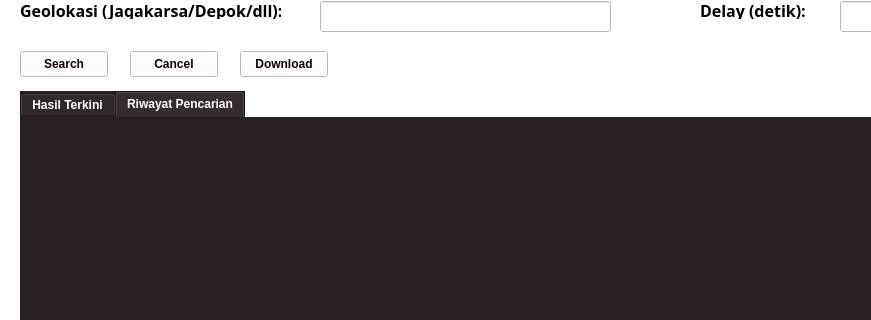
Old version of the form form.ui in the repository RP-Guruh/lead_generator_py_qt; both pictures show x 0 to 871 and y 258 to 578 of the 1200 by 670 pixel window.
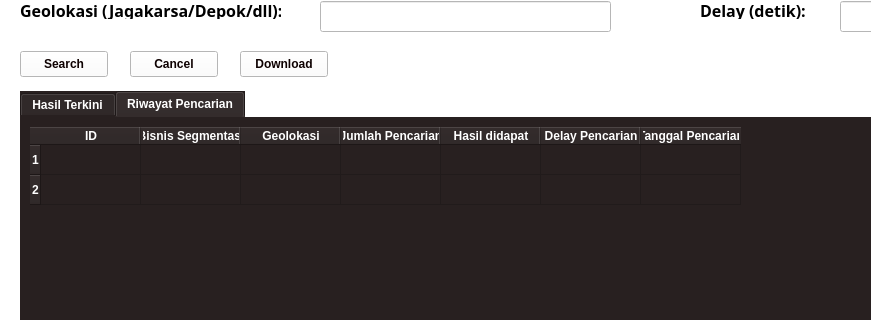
New version of the form. The open tabs and pages were chosen to show the change. Icons and pictures are not drawn.

Commit message: realtime update table riwayat pencarian

What changed in the file:
```diff
--- a/form.ui
+++ b/form.ui
@@ -383,6 +383,60 @@
      <attribute name="title">
       <string>Riwayat Pencarian</string>
      </attribute>
+     <widget class="QTableWidget" name="tableRiwayatPencarian">
+      <property name="geometry">
+       <rect>
+        <x>10</x>
+        <y>10</y>
+        <width>1131</width>
+        <height>211</height>
+       </rect>
+      </property>
+      <property name="styleSheet">
+       <string notr="true">border: solid 1px rgb(255, 255, 255);
+</string>
+      </property>
+      <property name="frameShape">
+       <enum>QFrame::Panel</enum>
+      </property>
+      <row/>
+      <row/>
+      <column>
+       <property name="text">
+        <string>ID</string>
+       </property>
+      </column>
+      <column>
+       <property name="text">
+        <string>Bisnis Segmentasi</string>
+       </property>
+      </column>
+      <column>
+       <property name="text">
+        <string>Geolokasi</string>
+       </property>
+      </column>
+      <column>
+       <property name="text">
+        <string>Jumlah Pencarian</string>
+       </property>
+      </column>
+      <column>
+       <property name="text">
+        <string>Hasil didapat</string>
+       </property>
+      </column>
+      <column>
+       <property name="text">
+        <string>Delay Pencarian</string>
+       </property>
+      </column>
+      <column>
+       <property name="text">
+        <string>Tanggal Pencarian</string>
+       </property>
+      </column>
+     </widget>
     </widget>
    </widget>
   </widget>
```
Left out of the diff: 4 changed lines with no effect on the pictures. The commit also changes 6 other files.
